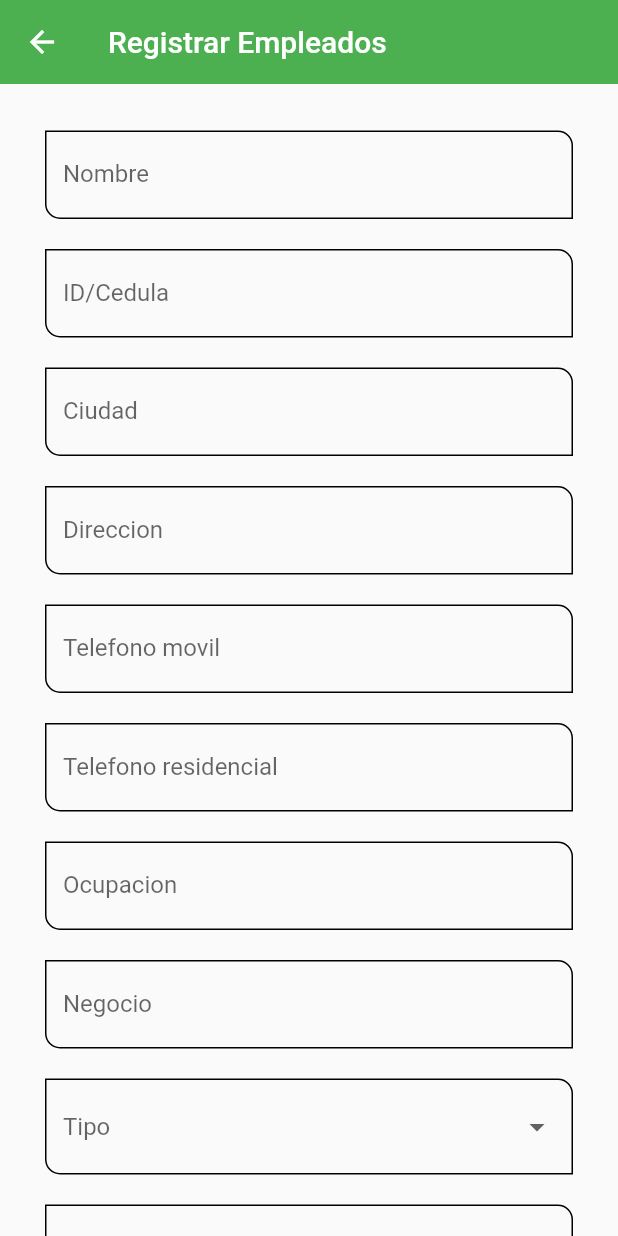
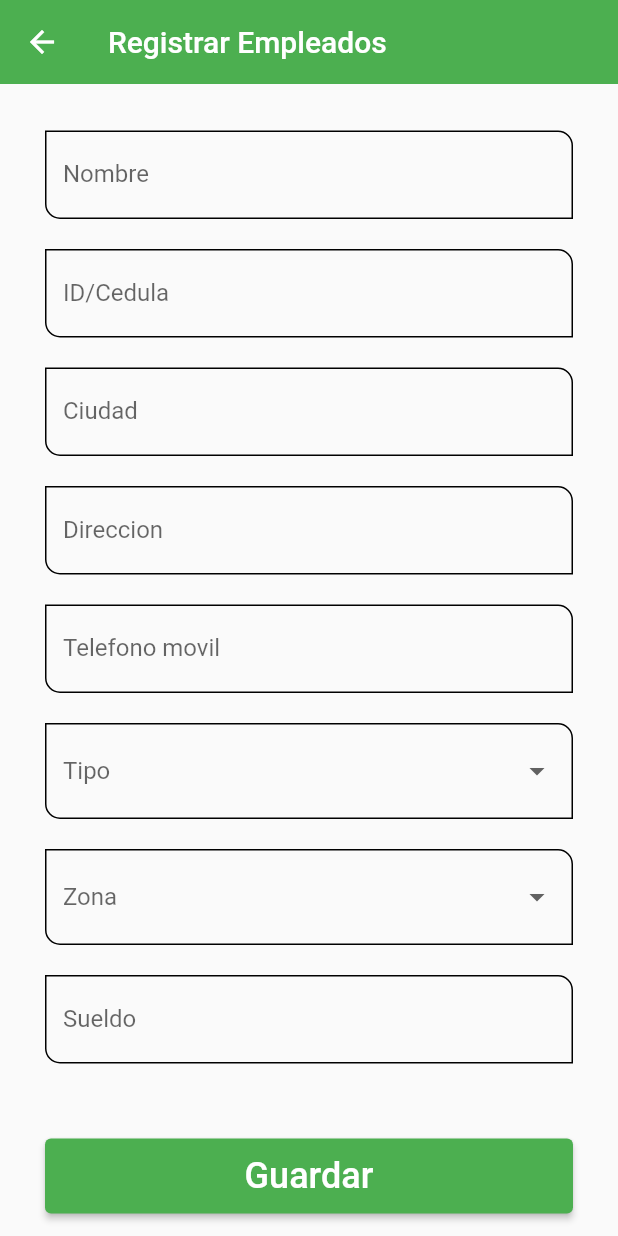
Before and after one commit to EdwardGC7/green_bcorner, a Flutter app: the RegistrarEmpleadoScreen screen opened directly, scrolled down 144 dp, on a phone screen of 412 x 824 dp. Run offline on Flutter 3.47's test engine with Material 2 defaults, Android fonts, the light colour scheme and no system bars; our stand-ins replace sqflite; missing offline and left inert: dart:js; accounts and stored records are empty; network calls fail.

Commit message:
Luego del repositorio online

```diff
--- a/green_corner/lib/controladores/controlador_zonas.dart
+++ b/green_corner/lib/controladores/controlador_zonas.dart
@@ -9,6 +9,6 @@ class ControladorZonas {
         descripcion: arregloDeValores['descripcion'],
         direccion: arregloDeValores['direccion'],
         telefono: arregloDeValores['telefono']);
-    DBProvider.db.nuevaZona(datosZona);
+    return DBProvider.db.nuevaZona(datosZona);
   }
 }
--- /dev/null
+++ b/green_corner/lib/models/empleados_model.dart
@@ -0,0 +1,74 @@
+// To parse this JSON data, do
+//
+//     final empleadosModel = empleadosModelFromJson(jsonString);
+
+import 'dart:convert';
+
+EmpleadosModel empleadosModelFromJson(String str) =>
+    EmpleadosModel.fromJson(json.decode(str));
+
+String empleadosModelToJson(EmpleadosModel data) => json.encode(data.toJson());
+
+class EmpleadosModel {
+  EmpleadosModel({
+    this.id,
+    required this.codigo,
+    required this.nombre,
+    this.cedula,
+    this.ciudad,
+    this.direccion,
+    this.telefono,
+    this.imagen,
+    required this.tipo,
+    this.zona,
+    this.sueldo,
+    this.usuario,
+    this.estatus,
+  });
+
+  int? id;
+  String codigo;
+  String nombre;
+  String? cedula;
+  String? ciudad;
+  String? direccion;
+  String? telefono;
+  String? imagen;
+  String tipo;
+  String? zona;
+  double? sueldo;
+  String? usuario;
+  int? estatus;
+
+  factory EmpleadosModel.fromJson(Map<String, dynamic> json) => EmpleadosModel(
+        id: json["id"],
+        codigo: json["codigo"],
+        nombre: json["nombre"],
+        cedula: json["cedula"],
+        ciudad: json["ciudad"],
+        direccion: json["direccion"],
+        telefono: json["telefono"],
+        imagen: json["imagen"],
+        tipo: json["tipo"],
+        zona: json["zona"],
+        sueldo: json["sueldo"],
+        usuario: json["usuario"],
+        estatus: json["estatus"],
+      );
+
+  Map<String, dynamic> toJson() => {
+        "id": id,
+        "codigo": codigo,
+        "nombre": nombre,
+        "cedula": cedula,
+        "ciudad": ciudad,
+        "direccion": direccion,
+        "telefono": telefono,
+        "imagen": imagen,
+        "tipo": tipo,
+        "zona": zona,
+        "sueldo": sueldo,
+        "usuario": usuario,
+        "estatus": estatus,
+      };
+}
--- a/green_corner/lib/providers/db_provider.dart
+++ b/green_corner/lib/providers/db_provider.dart
@@ -5,30 +5,15 @@ import 'package:path/path.dart';
 import 'package:path_provider/path_provider.dart';
 import 'package:sqflite/sqflite.dart';
 
+import '../models/empleados_model.dart';
+
 class DBProvider {
   static Database? _database;
   static final DBProvider db = DBProvider._();
-  DBProvider._();
+  //////// SENTENCIA CREAR BASE DE DATOS //////////////////
 
-  Future<Database> get database async {
-    if (_database != null) return _database!;
-
-    _database = await initDB();
-
-    return _database!;
-  }
-
-  //Future<Database> initDB() async {}
-  Future<Database> initDB() async {
-    // Path de donde almacenaremos la base de datos
-    Directory documentsDirectory = await getApplicationDocumentsDirectory();
-    final path = join(documentsDirectory.path, 'StandarDB.db');
-    print(path);
-
-    //Crear base de datos
-    return await openDatabase(path, version: 2, onOpen: (db) {},
-        onCreate: (Database db, int version) async {
-      await db.execute('''
+  static var sqlCollection = [
+    """
         CREATE TABLE Zonas(
           id INTEGER PRIMARY KEY NOT NULL,
           codigo TEXT NOT NULL,
@@ -36,21 +21,26 @@ class DBProvider {
           direccion TEXT,
           telefono TEXT,
           estatus INTEGER
-        );
-
+        )
+      """,
+    """
         CREATE TABLE Empleados(
           id INTEGER PRIMARY KEY NOT NULL,
           codigo TEXT NOT NULL,
           nombre TEXT,
           cedula TEXT,
+          ciudad TEXT,
           direccion TEXT,
           telefono TEXT,
+          imagen TEXT,
           tipo TEXT,
           zona TEXT,
+          sueldo TEXT,
           usuario TEXT,
           estatus INTEGER
-        );
-
+        )
+      """,
+    """
         CREATE TABLE Clientes(
           id INTEGER PRIMARY KEY NOT NULL,
           codigo TEXT NOT NULL,
@@ -73,15 +63,17 @@ class DBProvider {
           imagen TEXT,
           balance REAL,
           estatus INTEGER
-        );
-
+        )
+      """,
+    """
         CREATE TABLE Tipos_prestamos(
           id INTEGER PRIMARY KEY NOT NULL,
           descripcion TEXT,
           dias INTEGER,
           estatus INTEGER
-        );
-
+        )
+      """,
+    """
         CREATE TABLE Usuarios(
           id INTEGER PRIMARY KEY NOT NULL,
           id_usuario TEXT NOT NULL,
@@ -89,15 +81,17 @@ class DBProvider {
           pwd TEXT,
           tipo_usuario TEXT,
           estatus INTEGER
-        );
-
+        )
+      """,
+    """
         CREATE TABLE Tipos_users(
           id INTEGER PRIMARY KEY NOT NULL,
           codigo TEXT NOT NULL,
           descripcion TEXT,
           estatus INTEGER
-        );
-
+        )
+      """,
+    """
         CREATE TABLE Config(
           id INTEGER PRIMARY KEY NOT NULL,
           codigo TEXT NOT NULL,
@@ -107,8 +101,9 @@ class DBProvider {
           porciento_acta REAL,
           porciento_mora REAL,
           estatus INTEGER
-        );
-
+        )
+      """,
+    """
         CREATE TABLE Prestamos(
           id INTEGER PRIMARY KEY NOT NULL,
           codigo TEXT NOT NULL,
@@ -126,8 +121,9 @@ class DBProvider {
           pagos REAL,
           cobrador TEXT,
           estatus INTEGER
-        );
-
+        )
+      """,
+    """
         CREATE TABLE Cuotas(
           id INTEGER PRIMARY KEY NOT NULL,
           prestamo TEXT,
@@ -139,8 +135,9 @@ class DBProvider {
           mora REAL,
           pagos REAL
 
-        );
-
+        )
+      """,
+    """
         CREATE TABLE Pagos(
           id INTEGER PRIMARY KEY NOT NULL,
           codigo TEXT NOT NULL,
@@ -153,17 +150,53 @@ class DBProvider {
           pago REAL,
           total REAL,
           estatus INTEGER
-        );
-      ''');
+        )
+      """
+  ];
+
+  DBProvider._();
+
+  Future<Database> get database async {
+    if (_database != null) return _database!;
+
+    _database = await initDB();
+
+    return _database!;
+  }
+
+  //Future<Database> initDB() async {}
+  Future<Database> initDB() async {
+    // Path de donde almacenaremos la base de datos
+    Directory documentsDirectory = await getApplicationDocumentsDirectory();
+    final path = join(documentsDirectory.path, 'StandarDB.db');
+    print(path);
+
+    //Crear base de datos
+    return await openDatabase(path, version: 2, onOpen: (db) {},
+        onCreate: (Database db, int version) async {
+      for (String sql in sqlCollection) {
+        //paramDB.execute(sql);
+        await db.execute(sql);
+      }
+      ;
     });
   }
 
   ////////////////// CREATE /////////////////
 
+// Crear zonas
   Future<int> nuevaZona(ZonaModel nuevaZona) async {
     final db = await database;
     final res = await db.insert('Zonas', nuevaZona.toJson());
     print(res);
     return res;
   }
+
+// Crear empleados
+  Future<int> nuevoEmpleado(EmpleadosModel nuevoEmpleado) async {
+    final db = await database;
+    final res = await db.insert('Empleados', nuevoEmpleado.toJson());
+    print(res);
+    return res;
+  }
 }
--- a/green_corner/lib/screens/empleados/registrar_empleado.dart
+++ b/green_corner/lib/screens/empleados/registrar_empleado.dart
@@ -2,6 +2,7 @@ import 'dart:io';
 
 import 'package:flutter/cupertino.dart';
 import 'package:flutter/material.dart';
+import 'package:green_corner/controladores/controlador_Empleados.dart';
 import 'package:green_corner/theme/app_theme.dart';
 import 'package:green_corner/widgets/widgets.dart';
 
@@ -10,6 +11,15 @@ class RegistrarEmpleadoScreen extends StatelessWidget {
 
   @override
   Widget build(BuildContext context) {
+    TextEditingController fieldimagenController = TextEditingController();
+    TextEditingController fieldNombreController = TextEditingController();
+    TextEditingController fieldCedulaController = TextEditingController();
+    TextEditingController fieldCiudadController = TextEditingController();
+    TextEditingController fieldDireccionController = TextEditingController();
+    TextEditingController fieldTelMovilController = TextEditingController();
+    String tipoController = '';
+    String zonaController = '';
+    TextEditingController fieldSueldoController = TextEditingController();
     return Scaffold(
       appBar: AppBar(
         title: const Text('Registrar Empleados'),
@@ -50,20 +60,15 @@ class RegistrarEmpleadoScreen extends StatelessWidget {
                 height: 40.0,
               ),
               CustomInputField(
+                customController: fieldNombreController,
                 labelText: 'Nombre',
                 hintText: 'Nombre completo del empleado',
               ),
-              // SizedBox(
-              //   height: 20.0,
-              // ),
-              // CustomInputField(
-              //   labelText: 'Apodo',
-              //   hintText: 'Apodo del cliente',
-              // ),
               SizedBox(
                 height: 20.0,
               ),
               CustomInputField(
+                customController: fieldCedulaController,
                 labelText: 'ID/Cedula',
                 hintText: 'ID del empleado',
                 keyboardType: TextInputType.visiblePassword,
@@ -72,6 +77,7 @@ class RegistrarEmpleadoScreen extends StatelessWidget {
                 height: 20.0,
               ),
               CustomInputField(
+                customController: fieldCiudadController,
                 labelText: 'Ciudad',
                 hintText: 'Ciudad del empleado',
                 keyboardType: TextInputType.visiblePassword,
@@ -80,6 +86,7 @@ class RegistrarEmpleadoScreen extends StatelessWidget {
                 height: 20.0,
               ),
               CustomInputField(
+                customController: fieldDireccionController,
                 labelText: 'Direccion',
                 hintText: 'Direccion del empleado',
               ),
@@ -94,6 +101,7 @@ class RegistrarEmpleadoScreen extends StatelessWidget {
               //   height: 20.0,
               // ),
               CustomInputField(
+                customController: fieldTelMovilController,
                 labelText: 'Telefono movil',
                 hintText: 'Numero de telefono movil',
                 keyboardType: TextInputType.phone,
@@ -101,38 +109,7 @@ class RegistrarEmpleadoScreen extends StatelessWidget {
               SizedBox(
                 height: 20.0,
               ),
-              CustomInputField(
-                labelText: 'Telefono residencial',
-                hintText: 'Telefono de la residencia',
-                keyboardType: TextInputType.phone,
-              ),
-              SizedBox(
-                height: 20.0,
-              ),
-              // CustomInputField(
-              //   labelText: 'Telefono del trabajo',
-              //   hintText: 'Telefono del lugar de trabajo',
-              //   keyboardType: TextInputType.phone,
-              // ),
-              // SizedBox(
-              //   height: 20.0,
-              // ),
-              CustomInputField(
-                labelText: 'Ocupacion',
-                hintText: 'A que se dedica el cliente',
-              ),
-              SizedBox(
-                height: 20.0,
-              ),
-              CustomInputField(
-                labelText: 'Negocio',
-                hintText: 'Negocio del cliente',
-                keyboardType: TextInputType.number,
-              ),
-              SizedBox(
-                height: 20.0,
-              ),
-              DropdownButtonFormField(
+              DropdownButtonFormField<String>(
                 hint: Text('Tipo'),
                 items: [
                   DropdownMenuItem(value: 'cobrador', child: Text('Cobrador')),
@@ -141,12 +118,14 @@ class RegistrarEmpleadoScreen extends StatelessWidget {
                   DropdownMenuItem(
                       value: 'administrador', child: Text('Administrador')),
                 ],
-                onChanged: (value) {},
+                onChanged: (value) {
+                  tipoController = value ?? 'Cobrador';
+                },
               ),
               SizedBox(
                 height: 20.0,
               ),
-              DropdownButtonFormField(
+              DropdownButtonFormField<String>(
                 hint: Text('Zona'),
                 items: [
                   DropdownMenuItem(value: 'Zonaa', child: Text('zona1')),
@@ -155,7 +134,9 @@ class RegistrarEmpleadoScreen extends StatelessWidget {
                   DropdownMenuItem(value: 'Zonad', child: Text('zona4')),
                   DropdownMenuItem(value: 'Zonae', child: Text('zona5')),
                 ],
-                onChanged: (value) {},
+                onChanged: (value) {
+                  zonaController = value ?? 'Zona';
+                },
               ),
               /*CustomInputField(
                 labelText: 'Zona',
@@ -165,6 +146,7 @@ class RegistrarEmpleadoScreen extends StatelessWidget {
                 height: 20.0,
               ),
               CustomInputField(
+                customController: fieldSueldoController,
                 labelText: 'Sueldo',
                 hintText: 'RD\$0.00',
               ),
@@ -187,9 +169,40 @@ class RegistrarEmpleadoScreen extends StatelessWidget {
               ),
               ElevatedButton(
                   onPressed: () {
-                    Platform.isAndroid
-                        ? AlertsWidget.displayDialogAndroid(context)
-                        : AlertsWidget.displayDialogIOS(context);
+                    Map valores = {
+                      'imagen': 'http/algodeejemplo.url',
+                      'nombre': fieldNombreController.text,
+                      'cedula': fieldCedulaController.text,
+                      'ciudad': fieldCiudadController.text,
+                      'direccion': fieldDireccionController.text,
+                      'telefono_movil': fieldTelMovilController.text,
+                      'tipo': tipoController,
+                      'zona': zonaController,
+                      'sueldo': fieldSueldoController.text
+                    };
+
+                    var resultado =
+                        ControladorEmpleados.crearEmpleados(valores);
+                    if (resultado != null) {
+                      Platform.isAndroid
+                          ? AlertsWidget.displayDialogAndroid(context)
+                          : AlertsWidget.displayDialogIOS(context);
+
+                      fieldNombreController.clear();
+                      fieldCedulaController.clear();
+                      fieldCiudadController.clear();
+                      fieldDireccionController.clear();
+                      fieldTelMovilController.clear();
+                      tipoController = '';
+                      zonaController = '';
+                      fieldSueldoController.clear();
+                    } else {
+                      Platform.isAndroid
+                          ? AlertsWidget.displayDialogAndroid(context,
+                              'Ha ocurrido un error al guardar los datos')
+                          : AlertsWidget.displayDialogIOS(context,
+                              'Ha ocurrido un error al guardar los datos');
+                    }
                   },
                   style: ElevatedButton.styleFrom(
                     primary: AppTheme.primary,
```
Also changed, not shown: direccion base de datos/direccion.txt (added, +9 -0 lines), green_corner/lib/controladores/controlador_Empleados.dart (added, +24 -0 lines), green_corner/lib/screens/zonas/registrar_zona.dart (+29 -2 lines).
